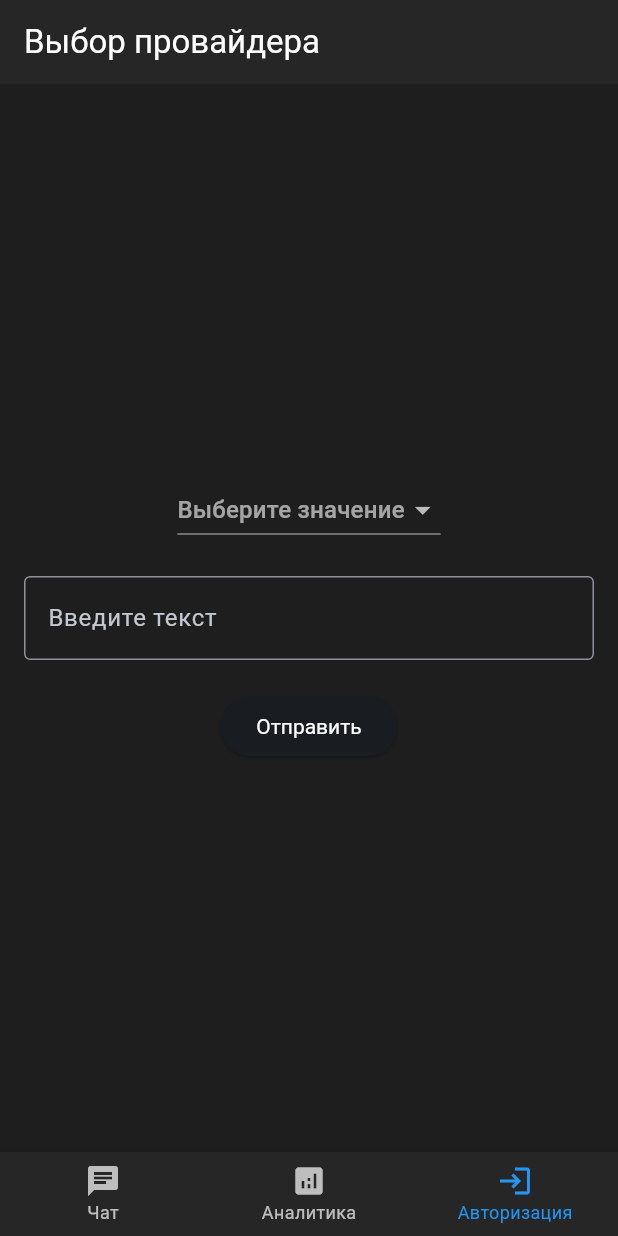
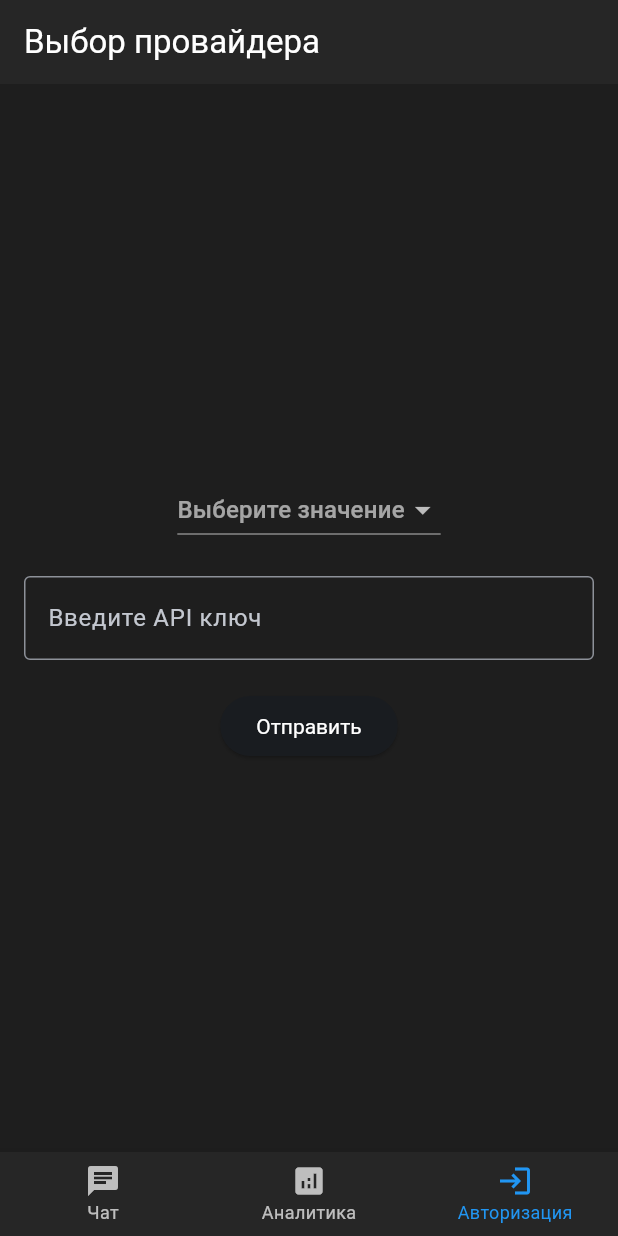
Before and after one commit to T0person/AIChat_flutter, a Flutter app: the screen it shows after launch, on a phone screen of 412 x 824 dp. Run offline on Flutter 3.47's test engine with Material 3 defaults, Android fonts, the phone set to English and light mode, and no system bars; our stand-ins replace flutter_dotenv, google_fonts, sqflite, sqflite_common_ffi; accounts and stored records are empty.

Commit message:
Check input login

```diff
--- a/lib/screens/login_screen.dart
+++ b/lib/screens/login_screen.dart
@@ -14,6 +14,8 @@ class LoginScreen extends StatefulWidget {
 class _NewPageState extends State<LoginScreen> {
   // Состояние для хранения выбранного значения
   String? _selectedValue;
+  // Контроллер для текстового поля
+  final TextEditingController _controller = TextEditingController();
 
   // Основной метод построения интерфейса
   @override
@@ -53,18 +55,40 @@ class _NewPageState extends State<LoginScreen> {
             const SizedBox(height: 20),
             // Поле ввода
             TextField(
+              controller: _controller,
               obscureText: true,
               obscuringCharacter: '*',
               decoration: const InputDecoration(
                 border: OutlineInputBorder(),
-                labelText: 'Введите текст',
+                labelText: 'Введите API ключ',
               ),
             ),
             const SizedBox(height: 20),
             // Кнопка
             ElevatedButton(
               onPressed: () {
-                // Обработка нажатия кнопки
+                final text = _controller.text;
+                if (text.length != 73) {
+                  ScaffoldMessenger.of(context).showSnackBar(
+                    const SnackBar(
+                      content: Text('Ключ должен быть 73 символа'),
+                    ),
+                  );
+                  return;
+                }
+
+                if (!text.startsWith('sk-or-vv') &&
+                    !text.startsWith('sk-or-v1')) {
+                  ScaffoldMessenger.of(context).showSnackBar(
+                    const SnackBar(
+                      content: Text(
+                          'Ключ должен начинаться с "sk-or-vv" или "sk-or-v1"'),
+                    ),
+                  );
+                  return;
+                }
+
+                // Если проверки пройдены, можно продолжить обработку
               },
               child: const Text('Отправить'),
             ),
```
